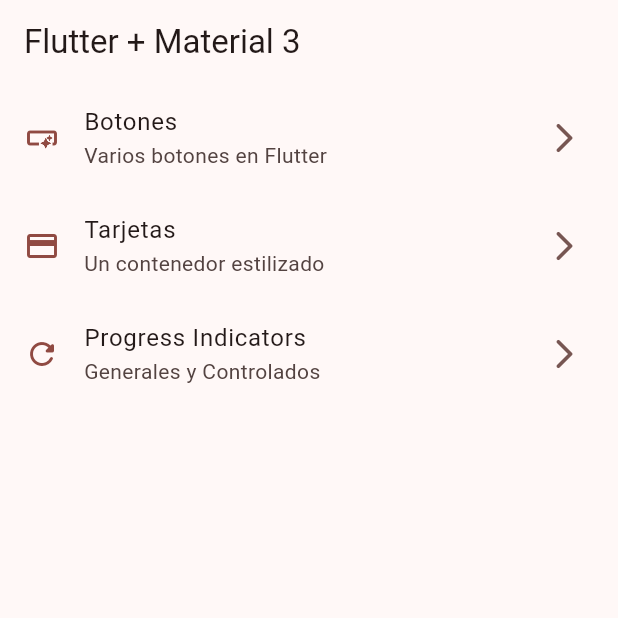
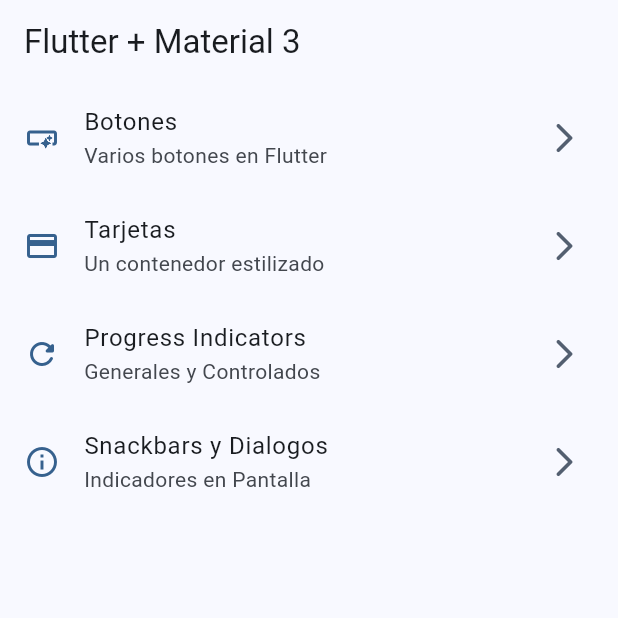
Before and after one commit to rodillo23/Widgets, a Flutter app: the screen it shows after launch, on a phone screen of 412 x 824 dp, the top half of it. Run offline on Flutter 3.47's test engine with Material 2 defaults, Android fonts, the phone set to English and light mode, and no system bars; our stand-ins replace go_router.

Commit message:
Snackbar y Dialogos terminados

```diff
--- a/lib/config/menu/menu_item.dart
+++ b/lib/config/menu/menu_item.dart
@@ -36,5 +36,11 @@ const appMenuItems = <MenuItem>[
     subTitle: 'Generales y Controlados',
     link: '/progress',
     icon: Icons.refresh_rounded
-  )
+  ),
+
+  MenuItem(
+    title: 'Snackbars y Dialogos',
+    subTitle: 'Indicadores en Pantalla',
+    link: '/snackbar',
+    icon: Icons.info_outline)
 ];
--- a/lib/config/router/app_router.dart
+++ b/lib/config/router/app_router.dart
@@ -26,6 +26,12 @@ final appRouter = GoRouter(
       name: ProgressScreen.name,
       path: '/progress',
       builder: (context, state) => const ProgressScreen(),
+    ),
+
+    GoRoute(
+      name: SnackbarScreen.name,
+      path: '/snackbar',
+      builder: (context, state) => const SnackbarScreen(),
     )
   ]
 );
--- a/lib/main.dart
+++ b/lib/main.dart
@@ -13,10 +13,10 @@ class MainApp extends StatelessWidget {
   @override
   Widget build(BuildContext context) {
     return MaterialApp.router(
-
+      title: 'Flutter Widgets',
       routerConfig: appRouter,
       debugShowCheckedModeBanner: false,
-      theme: AppTheme(selectedColor: 3).getTheme(),
+      theme: AppTheme(selectedColor: 0).getTheme(),
 
     );
   }
```
Also changed, not shown: lib/presentation/screens/snackbar/snackbar_screen.dart (+76 -1 lines).
